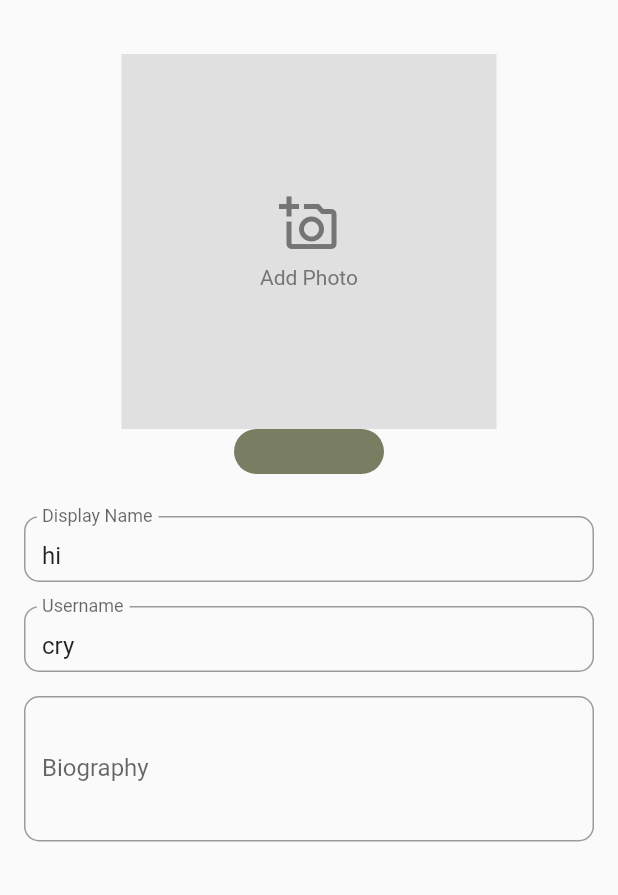
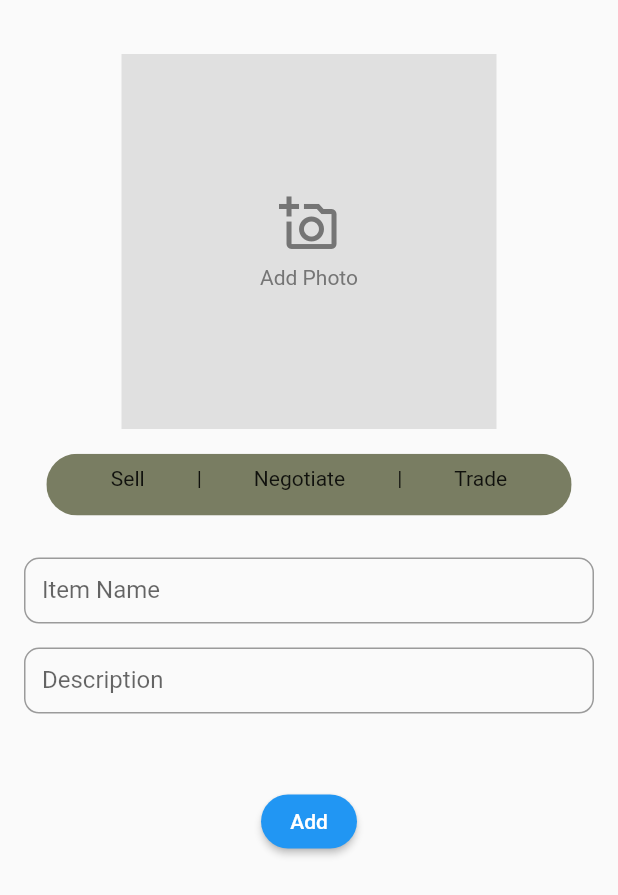
Before and after one commit to rndvouz/rndvouz_mobile_app, a Flutter app: the HomeUploadItem screen opened directly, on a phone screen of 412 x 824 dp. Shown: the top 895 px of the screen. Run offline on Flutter 3.47's test engine with Material 2 defaults, Android fonts, the phone set to English and light mode, and no system bars; our stand-ins replace expandable_text, flutter_card_swiper, flutter_riverpod, image_cropper, image_picker, numberpicker; missing offline and left inert: material_theme_builder.

Commit message:
progress on mockup

```diff
--- /dev/null
+++ b/lib/features/home/data/upload_item_providers.dart
@@ -0,0 +1,13 @@
+import 'package:flutter_riverpod/flutter_riverpod.dart';
+import 'package:rndvouz/features/merchandise/domain/merchandise_db.dart';
+import 'package:rndvouz/features/user/domain/user_db.dart';
+
+import '../../merchandise/domain/merchandise.dart';
+
+SellingMethod? curState;
+MerchandiseDB? item;
+
+final uploadItemProvider = Provider<MerchandiseDB?>((ref) => item);
+
+final sellingMethodStateProvider =
+    StateProvider<SellingMethod?>((ref) => curState);
--- a/lib/features/home/presentation/home_upload_item.dart
+++ b/lib/features/home/presentation/home_upload_item.dart
@@ -1,22 +1,28 @@
 import 'dart:typed_data';
 
-import 'package:rndvouz/features/home/presentation/upload_body.dart';
+import 'package:rndvouz/features/home/presentation/upload_menu.dart';
+import 'package:rndvouz/features/merchandise/domain/merchandise_db.dart';
 import 'package:rndvouz/features/setup_process/presentation/setup_style.dart';
 import 'package:rndvouz/features/common/presentation/utils.dart';
 import 'package:flutter/material.dart';
 import 'package:image_picker/image_picker.dart';
-import '../../user/domain/user_db.dart';
+
 import 'package:flutter_riverpod/flutter_riverpod.dart';
+
+import '../data/upload_item_providers.dart';
 
 class HomeUploadItem extends ConsumerWidget {
   const HomeUploadItem({Key? key}) : super(key: key);
 
   @override
   Widget build(BuildContext context, WidgetRef ref) {
-    final displayNameController = TextEditingController(text: 'hi');
-    final usernameController = TextEditingController(text: 'cry');
-    final biographyController = TextEditingController();
+    final MerchandiseDB? theItem = ref.watch(uploadItemProvider);
+
+    final itemNameController = TextEditingController();
+    final descriptionController = TextEditingController();
+
     Uint8List? selectedImage;
+
     return Scaffold(
       body: SafeArea(
         child: Column(
@@ -34,13 +40,12 @@ class HomeUploadItem extends ConsumerWidget {
                           selectedImage = image;
                         },
                       ),
-                      UploadBody(),
+                      UploadMenu(),
                       const SizedBox(height: 20),
-                      _buildTextField("Display Name", displayNameController),
-                      _buildTextField("Username", usernameController),
-                      _buildTextField('Biography', biographyController,
-                          width: 500, height: 120, lines: 3),
+                      _buildTextField("Item Name", itemNameController),
+                      _buildTextField("Description", descriptionController),
                       const SizedBox(height: 40),
+                      ElevatedButton(onPressed: () {}, child: Text("Add"))
                     ],
                   ),
                 ),
--- a/lib/features/home/presentation/upload_body.dart
+++ /dev/null
@@ -1,19 +0,0 @@
-import 'package:flutter/material.dart';
-import 'package:flutter_riverpod/flutter_riverpod.dart';
-import 'package:rndvouz/features/common/data/colors.dart';
-
-class UploadBody extends ConsumerWidget {
-  const UploadBody({Key? key}) : super(key: key);
-
-  @override
-  Widget build(BuildContext context, WidgetRef ref) {
-    return ClipRRect(
-      borderRadius: BorderRadius.circular(50),
-      child: Container(
-        height: 30,
-        width: 100,
-        color: primaryGreen,
-      ),
-    );
-  }
-}
--- /dev/null
+++ b/lib/features/home/presentation/upload_menu.dart
@@ -0,0 +1,88 @@
+import 'package:flutter/material.dart';
+import 'package:flutter_riverpod/flutter_riverpod.dart';
+import 'package:rndvouz/features/common/data/colors.dart';
+import 'package:rndvouz/features/merchandise/domain/merchandise.dart';
+
+import 'dart:developer' as developer;
+
+class UploadMenu extends ConsumerWidget {
+  const UploadMenu({Key? key}) : super(key: key);
+
+  @override
+  Widget build(BuildContext context, WidgetRef ref) {
+    double screenWidth = MediaQuery.of(context).size.width;
+    double screenHeight = MediaQuery.of(context).size.height;
+
+    final theState = ref.watch(sellingMethodStateProvider);
+
+    return Column(
+      children: [
+        SizedBox(height: screenHeight * 0.02),
+        ClipRRect(
+          borderRadius: BorderRadius.circular(50),
+          child: Container(
+            height: screenHeight * 0.05,
+            width: screenWidth * 0.85,
+            color: primaryGreen,
+            child: Padding(
+              padding: EdgeInsets.all(screenHeight * 0.01),
+              child: Row(
+                mainAxisAlignment: MainAxisAlignment.spaceEvenly,
+                children: [
+                  GestureDetector(
+                    onTap: () {
+                      ref.read(sellingMethodStateProvider.notifier).state =
+                          SellingMethod.selling;
+                    },
+                    child: Column(
+                      children: [
+                        Text("Sell"),
+                      ],
+                    ),
+                  ),
+                  Column(
+                    children: [
+                      Text("|"),
+                    ],
+                  ),
+                  GestureDetector(
+                    onTap: () {
+                      ref.read(sellingMethodStateProvider.notifier).state =
+                          SellingMethod.negotiate;
+                    },
+                    child: Column(
+                      children: [
+                        Text("Negotiate"),
+                      ],
+                    ),
+                  ),
+                  Column(
+                    children: [
+                      Text("|"),
+                    ],
+                  ),
+                  GestureDetector(
+                    onTap: () {
+                      ref.read(sellingMethodStateProvider.notifier).state =
+                          SellingMethod.trading;
+                    },
+                    child: Column(
+                      children: [
+                        Text("Trade"),
+                      ],
+                    ),
+                  ),
+                ],
+              ),
+            ),
+          ),
+        ),
+      ],
+    );
+  }
+}
+
+SellingMethod? curState;
+
+final sellingMethodStateProvider =
+    StateProvider<SellingMethod?>((ref) => curState);
```
